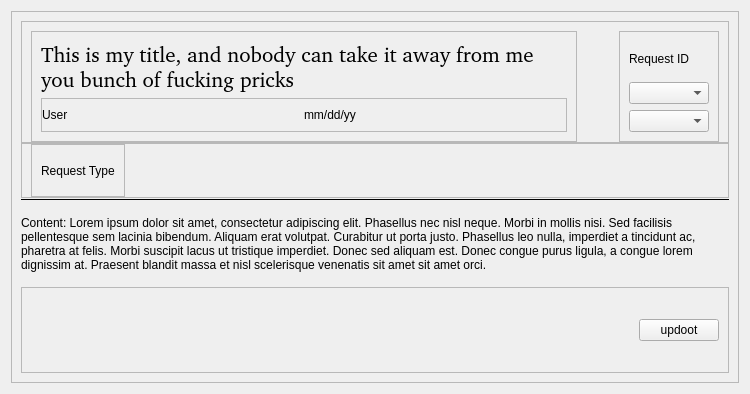
Qt form ui/request_template.ui (TransparentGlass/Merlin-s-Lamp--Request-Manager) before a commit.
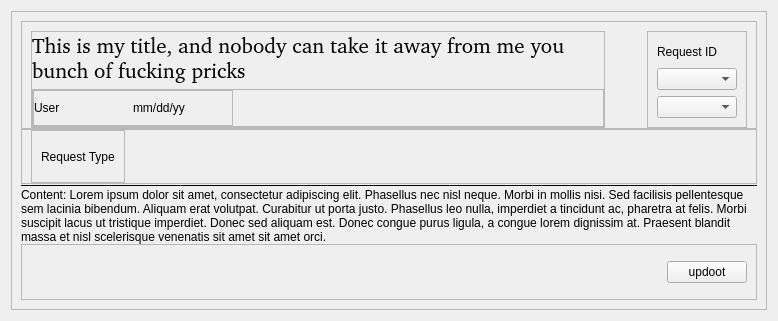
The same form after that commit. Icons and pictures are not drawn.

Commit message: refactor & feature: PATHS are now functionable using PATH. Work on request_template

```diff
--- a/ui/request_template.ui
+++ b/ui/request_template.ui
@@ -7,7 +7,7 @@
     <x>0</x>
     <y>0</y>
     <width>750</width>
-    <height>394</height>
+    <height>321</height>
    </rect>
   </property>
   <property name="windowTitle">
@@ -46,6 +46,12 @@
       </property>
       <item>
        <widget class="QFrame" name="frame_27">
+        <property name="sizePolicy">
+         <sizepolicy hsizetype="Preferred" vsizetype="Minimum">
+          <horstretch>0</horstretch>
+          <verstretch>0</verstretch>
+         </sizepolicy>
+        </property>
         <property name="frameShape">
          <enum>QFrame::Shape::StyledPanel</enum>
         </property>
@@ -77,6 +83,18 @@
             <enum>QFrame::Shadow::Raised</enum>
            </property>
            <layout class="QVBoxLayout" name="verticalLayout_29">
+            <property name="leftMargin">
+             <number>0</number>
+            </property>
+            <property name="topMargin">
+             <number>0</number>
+            </property>
+            <property name="rightMargin">
+             <number>0</number>
+            </property>
+            <property name="bottomMargin">
+             <number>0</number>
+            </property>
             <item>
              <widget class="QLabel" name="label_request_title">
               <property name="sizePolicy">
@@ -117,12 +135,54 @@
                <enum>QFrame::Shadow::Raised</enum>
               </property>
               <layout class="QHBoxLayout" name="horizontalLayout">
+               <property name="leftMargin">
+                <number>0</number>
+               </property>
+               <property name="topMargin">
+                <number>0</number>
+               </property>
+               <property name="rightMargin">
+                <number>0</number>
+               </property>
+               <property name="bottomMargin">
+                <number>0</number>
+               </property>
+               <item>
+                <widget class="QFrame" name="frame">
+                 <property name="minimumSize">
+                  <size>
+                   <width>200</width>
+                   <height>36</height>
+                  </size>
+                 </property>
+                 <property name="maximumSize">
+                  <size>
+                   <width>16777215</width>
+                   <height>16777215</height>
+                  </size>
+                 </property>
+                 <property name="frameShape">
+                  <enum>QFrame::Shape::StyledPanel</enum>
+                 </property>
+                 <property name="frameShadow">
+                  <enum>QFrame::Shadow::Raised</enum>
+                 </property>
+                 <layout class="QHBoxLayout" name="horizontalLayout_2">
                <property name="spacing">
-                <number>8</number>
+                   <number>0</number>
                </property>
                <property name="leftMargin">
                 <number>0</number>
                </property>
+                  <property name="topMargin">
+                   <number>0</number>
+                  </property>
+                  <property name="rightMargin">
+                   <number>0</number>
+                  </property>
+                  <property name="bottomMargin">
+                   <number>0</number>
+                  </property>
                <item>
                 <widget class="QLabel" name="label_request_user">
                  <property name="sizePolicy">
@@ -137,6 +197,9 @@
                  <property name="scaledContents">
                   <bool>false</bool>
                  </property>
+                    <property name="alignment">
+                     <set>Qt::AlignmentFlag::AlignLeading|Qt::AlignmentFlag::AlignLeft|Qt::AlignmentFlag::AlignVCenter</set>
+                    </property>
                 </widget>
                </item>
                <item>
@@ -144,7 +207,26 @@
                  <property name="text">
                   <string>mm/dd/yy</string>
                  </property>
-                </widget>
+                    <property name="alignment">
+                     <set>Qt::AlignmentFlag::AlignLeading|Qt::AlignmentFlag::AlignLeft|Qt::AlignmentFlag::AlignVCenter</set>
+                    </property>
+                   </widget>
+                  </item>
+                 </layout>
+                </widget>
+               </item>
+               <item>
+                <spacer name="horizontalSpacer">
+                 <property name="orientation">
+                  <enum>Qt::Orientation::Horizontal</enum>
+                 </property>
+                 <property name="sizeHint" stdset="0">
+                  <size>
+                   <width>370</width>
+                   <height>20</height>
+                  </size>
+                 </property>
+                </spacer>
                </item>
               </layout>
              </widget>
@@ -272,6 +354,12 @@
       </item>
       <item>
        <widget class="QFrame" name="frame_reqType">
+        <property name="minimumSize">
+         <size>
+          <width>0</width>
+          <height>18</height>
+         </size>
+        </property>
         <property name="maximumSize">
          <size>
           <width>16777215</width>
```
Lines whose indentation alone changed are shown as unchanged. The commit also changes 11 other files.
